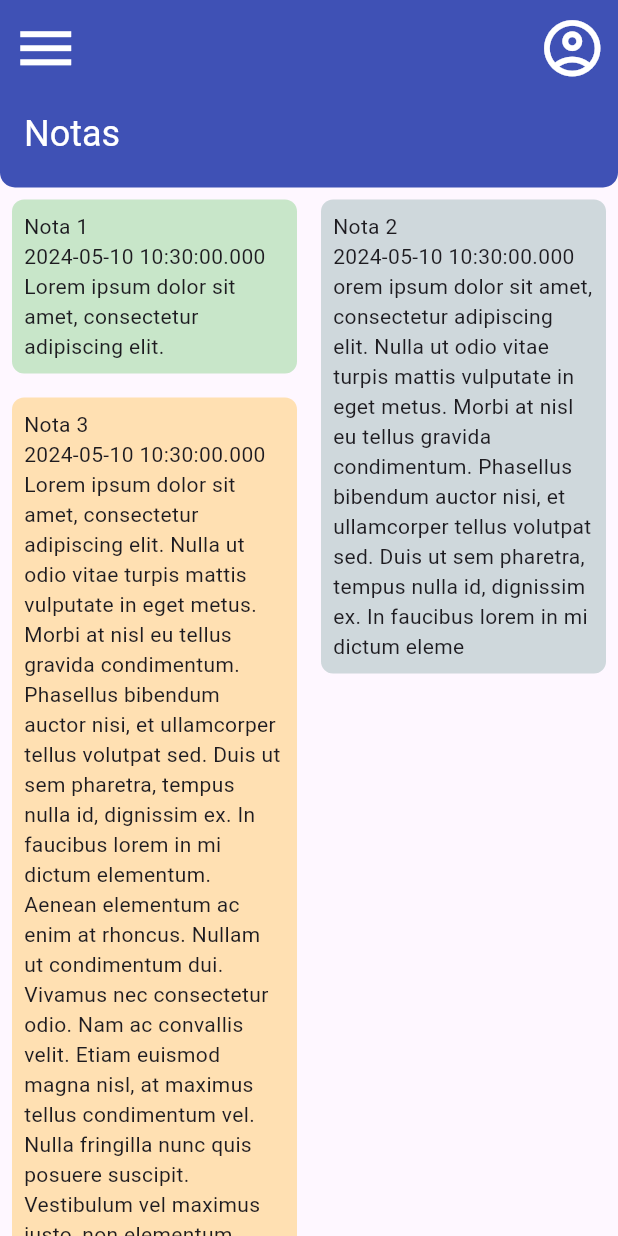
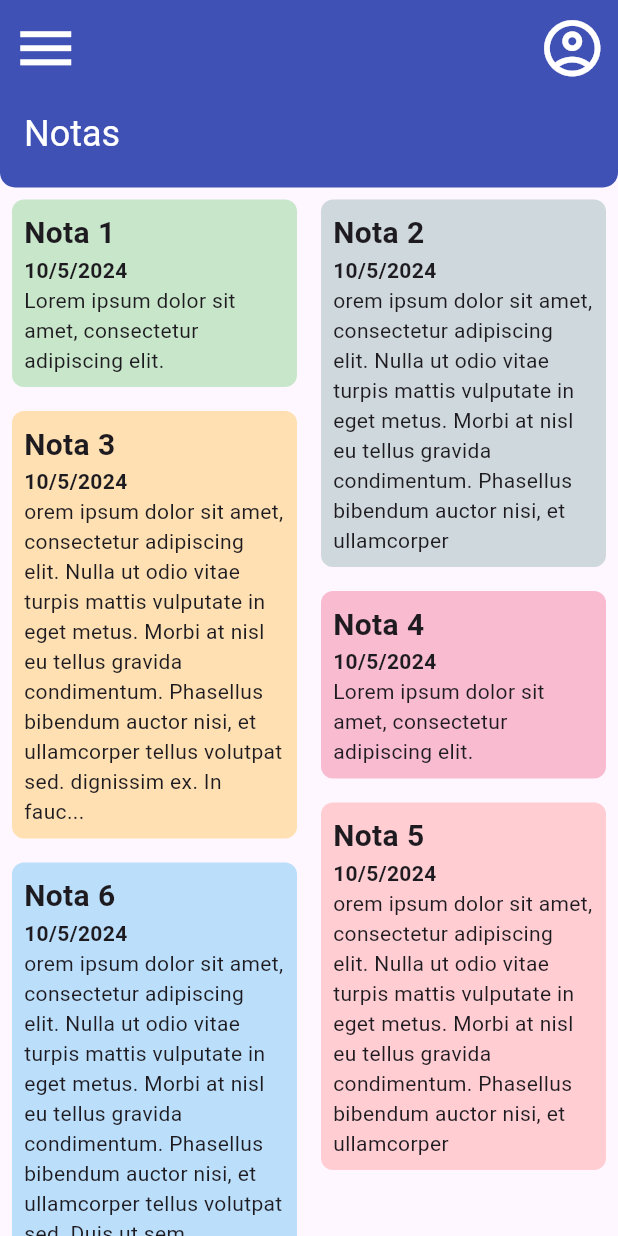
Before and after one commit to I4ze/ToDoApp, a Flutter app: the screen it shows after launch, on a phone screen of 412 x 824 dp. Run offline on Flutter 3.47's test engine with Material 3 defaults, Android fonts, the phone set to English and light mode, and no system bars.

Commit message:
corrige estilo das notas apresentadas na tela inicial.

```diff
--- a/lib/Widgets/note_card.dart
+++ b/lib/Widgets/note_card.dart
@@ -14,11 +14,24 @@ Widget noteCard(Function()? onTap, Note note) {
       child: Column(
         crossAxisAlignment: CrossAxisAlignment.start,
         children: [
-          Text(note.getTitulo()),
-          Text(note.getData().toString()),
-          Text(note.getCorpo()),
+          Text(
+            note.getTitulo(),
+            style: const TextStyle(fontWeight: FontWeight.w600, fontSize: 20),
+          ),
+          Text(
+            "${note.getData().day}/${note.getData().month}/${note.getData().year}",
+            style: const TextStyle(fontWeight: FontWeight.w600),
+          ),
+          Text(processTextToShow(note.getCorpo())),
         ],
       ),
     ),
   );
 }
+
+String processTextToShow(String body) {
+  if (body.length > 250) {
+    return "${body.substring(1, 250)}...";
+  }
+  return body;
+}
--- a/lib/screens/home.dart
+++ b/lib/screens/home.dart
@@ -18,15 +18,33 @@ class HomeScreen extends StatelessWidget {
       ),
       Note(
         "Nota 2",
-        "orem ipsum dolor sit amet, consectetur adipiscing elit. Nulla ut odio vitae turpis mattis vulputate in eget metus. Morbi at nisl eu tellus gravida condimentum. Phasellus bibendum auctor nisi, et ullamcorper tellus volutpat sed. Duis ut sem pharetra, tempus nulla id, dignissim ex. In faucibus lorem in mi dictum eleme",
+        "orem ipsum dolor sit amet, consectetur adipiscing elit. Nulla ut odio vitae turpis mattis vulputate in eget metus. Morbi at nisl eu tellus gravida condimentum. Phasellus bibendum auctor nisi, et ullamcorper",
         DateTime.now(),
         cor: NoteCardColors.blueGreyCard,
       ),
       Note(
         "Nota 3",
+        "Lorem ipsum dolor sit amet, consectetur adipiscing elit. Nulla ut odio vitae turpis mattis vulputate in eget metus. Morbi at nisl eu tellus gravida condimentum. Phasellus bibendum auctor nisi, et ullamcorper tellus volutpat sed. dignissim ex. In faucibus lorem in mi dictum elementum. Aenean elementum ac enim at rhoncus. Nullam ut condimentum dui. Vivamus nec consectetur odio. Nam ac convallis velit. Etiam euismod magna nisl, at maximus tellus condimentum vel. Nulla fringilla nunc quis posuere suscipit. Vestibulum vel maximus justo, non elementum nibh. Proin lacinia nulla tellus, eu dignissim augue auctor at. Curabitur interdum felis risus, non tincidunt tellus rhoncus egestas. In at cursus nibh.",
+        DateTime.now(),
+        cor: NoteCardColors.orangeCard,
+      ),
+      Note(
+        "Nota 4",
+        "Lorem ipsum dolor sit amet, consectetur adipiscing elit.",
+        DateTime.now(),
+        cor: NoteCardColors.pinkCard,
+      ),
+      Note(
+        "Nota 5",
+        "orem ipsum dolor sit amet, consectetur adipiscing elit. Nulla ut odio vitae turpis mattis vulputate in eget metus. Morbi at nisl eu tellus gravida condimentum. Phasellus bibendum auctor nisi, et ullamcorper",
+        DateTime.now(),
+        cor: NoteCardColors.redCard,
+      ),
+      Note(
+        "Nota 6",
         "Lorem ipsum dolor sit amet, consectetur adipiscing elit. Nulla ut odio vitae turpis mattis vulputate in eget metus. Morbi at nisl eu tellus gravida condimentum. Phasellus bibendum auctor nisi, et ullamcorper tellus volutpat sed. Duis ut sem pharetra, tempus nulla id, dignissim ex. In faucibus lorem in mi dictum elementum. Aenean elementum ac enim at rhoncus. Nullam ut condimentum dui. Vivamus nec consectetur odio. Nam ac convallis velit. Etiam euismod magna nisl, at maximus tellus condimentum vel. Nulla fringilla nunc quis posuere suscipit. Vestibulum vel maximus justo, non elementum nibh. Proin lacinia nulla tellus, eu dignissim augue auctor at. Curabitur interdum felis risus, non tincidunt tellus rhoncus egestas. In at cursus nibh.",
         DateTime.now(),
-        cor: NoteCardColors.orangeCard,
+        cor: NoteCardColors.blueCard,
       )
     ];
 
```
